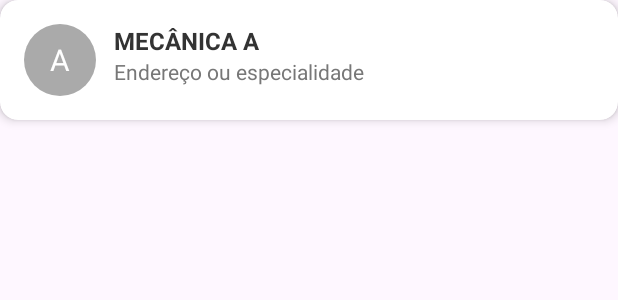
After one commit to vitorpeclat/prototipo_fixtrada, an Android app: the layout item_mecanico.xml on its own in the app's theme, with its tools: preview values and no code run, on a phone screen of 412 x 824 dp. The commit adds this screen. Shown: the top 300 px of the screen. Run offline under Robolectric (Android 15) with nearby library versions, the phone set to English and light mode, and no system bars.

```diff
--- /dev/null
+++ b/app/src/main/res/drawable/bg_circle.xml
@@ -0,0 +1,4 @@
+<shape xmlns:android="http://schemas.android.com/apk/res/android"
+    android:shape="oval">
+    <solid android:color="@android:color/darker_gray" />
+</shape>
--- /dev/null
+++ b/app/src/main/res/layout/item_mecanico.xml
@@ -0,0 +1,54 @@
+<?xml version="1.0" encoding="utf-8"?>
+<androidx.cardview.widget.CardView xmlns:android="http://schemas.android.com/apk/res/android"
+    xmlns:app="http://schemas.android.com/apk/res-auto"
+    android:layout_width="match_parent"
+    android:layout_height="wrap_content"
+    android:layout_marginBottom="12dp"
+    app:cardCornerRadius="12dp"
+    app:cardElevation="4dp">
+
+    <LinearLayout
+        android:layout_width="match_parent"
+        android:layout_height="wrap_content"
+        android:orientation="horizontal"
+        android:padding="16dp">
+
+        <!-- Ícone circular com letra -->
+        <TextView
+            android:id="@+id/tvInicial"
+            android:layout_width="48dp"
+            android:layout_height="48dp"
+            android:gravity="center"
+            android:text="A"
+            android:textColor="@android:color/white"
+            android:textSize="20sp"
+            android:backgroundTint="@android:color/darker_gray"
+            android:background="@drawable/bg_circle" />
+
+        <!-- Conteúdo -->
+        <LinearLayout
+            android:layout_width="0dp"
+            android:layout_height="wrap_content"
+            android:layout_marginStart="12dp"
+            android:layout_weight="1"
+            android:orientation="vertical">
+
+            <TextView
+                android:id="@+id/tvNome"
+                android:layout_width="wrap_content"
+                android:layout_height="wrap_content"
+                android:text="MECÂNICA A"
+                android:textStyle="bold"
+                android:textColor="#333333"
+                android:textSize="16sp" />
+
+            <TextView
+                android:id="@+id/tvEspecialidade"
+                android:layout_width="wrap_content"
+                android:layout_height="wrap_content"
+                android:text="Endereço ou especialidade"
+                android:textColor="#777777"
+                android:textSize="14sp" />
+        </LinearLayout>
+    </LinearLayout>
+</androidx.cardview.widget.CardView>
```
Also changed, not shown: app/src/main/java/com/example/prototipo_fixtrada/Banco.java (+54 -43 lines), app/src/main/java/com/example/prototipo_fixtrada/Maps.java (+59 -49 lines), app/src/main/java/com/example/prototipo_fixtrada/MecanicoAdapter.java (added, +54 -0 lines), app/src/main/res/layout/activity_maps.xml (+36 -31 lines).
